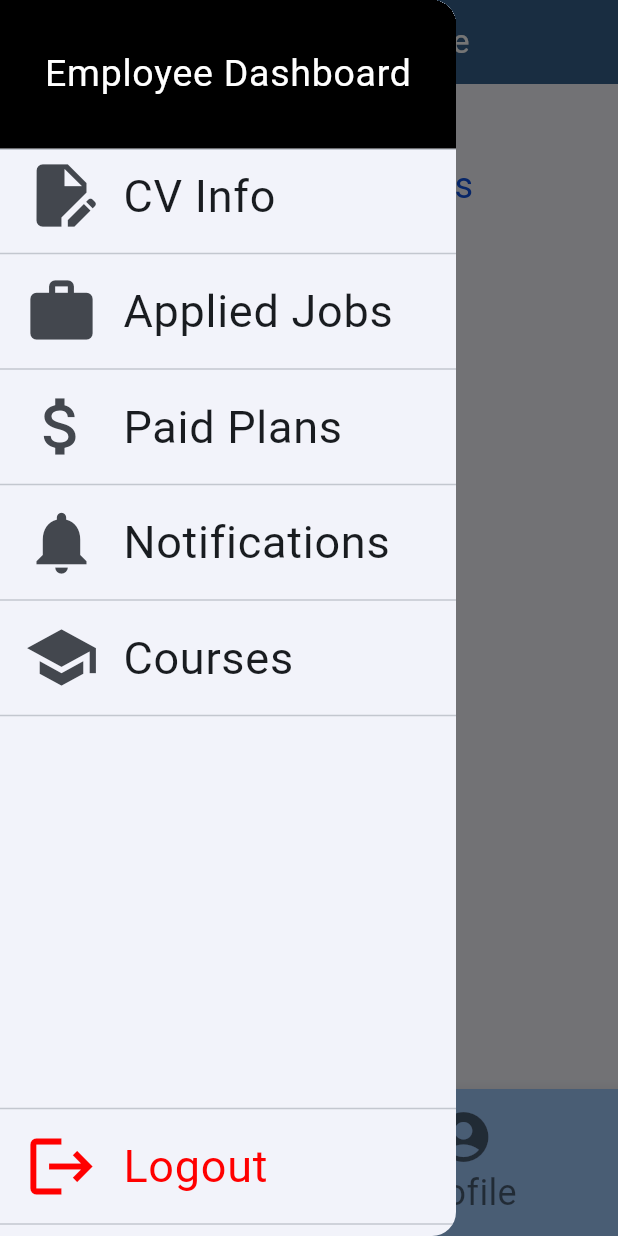
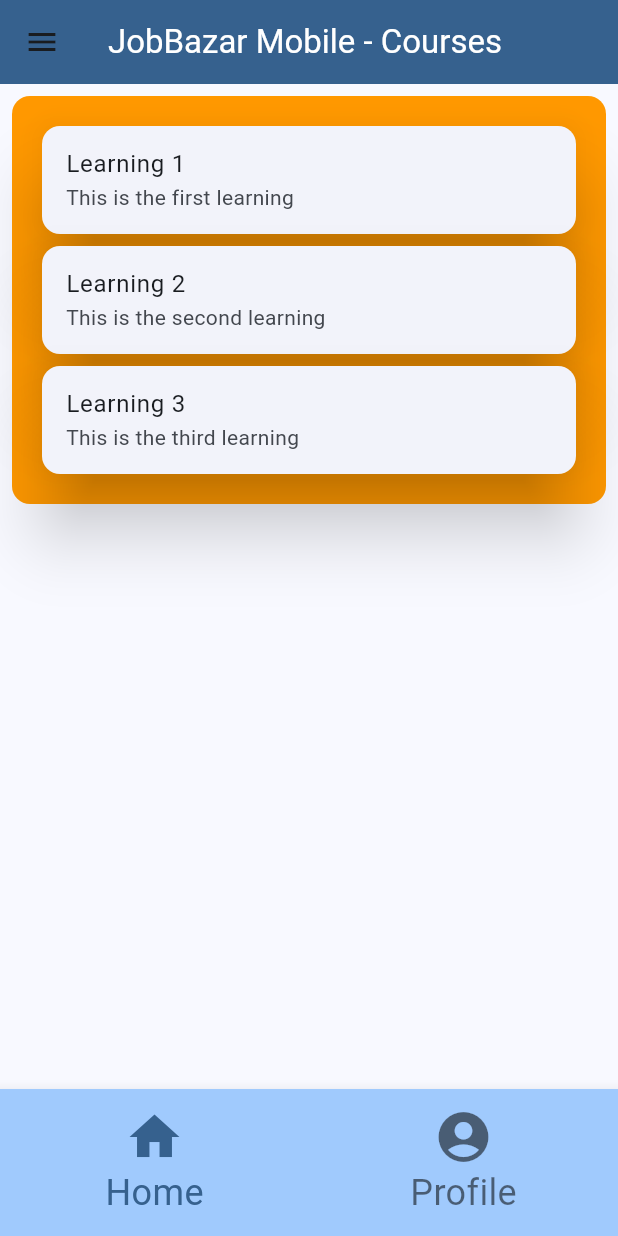
Before and after one commit to SafuGit/jobBazar-mobile, a Flutter app: the EmployeeHomeScreen screen opened by its route, in the side drawer, after a tap on "Courses", on a phone screen of 412 x 824 dp. Run offline on Flutter 3.47's test engine with Material 3 defaults, Android fonts, the phone set to English and light mode, and no system bars; accounts and stored records are empty; network calls fail.

Commit message:
feat: worked on courses page

```diff
--- a/jobbazar_mobile/lib/pages/employee/drawer_items/user_drawer.dart
+++ b/jobbazar_mobile/lib/pages/employee/drawer_items/user_drawer.dart
@@ -47,8 +47,7 @@ class UserDrawerItems extends StatelessWidget {
           leading: const Icon(Icons.school, size: 50,),
           title: const Text('Courses', style: TextStyle(fontSize: 30)),
           onTap: () {
-            // Update the state of the app
-            // ...
+            Navigator.pushReplacementNamed(context, '/employee/learning');
           },
         ),
       ],
--- /dev/null
+++ b/jobbazar_mobile/lib/pages/employee/learning/learning.dart
@@ -0,0 +1,63 @@
+import 'package:flutter/material.dart';
+import 'package:jobbazar_mobile/shared/appbar.dart';
+import 'package:jobbazar_mobile/shared/bottom_nav.dart';
+import 'package:jobbazar_mobile/shared/drawer.dart';
+
+class LearningScreen extends StatelessWidget {
+  const LearningScreen({super.key});
+
+  @override
+  Widget build(BuildContext context) {
+    return Scaffold(
+      body: Column(
+        children: [
+          Padding(
+            padding: const EdgeInsets.all(8.0),
+            child: Container(
+              decoration: BoxDecoration(
+                borderRadius: BorderRadius.circular(12.0),
+                color: Colors.orange,
+              ),
+              padding: const EdgeInsets.all(16.0),
+              child: const Column(
+                children: [
+                  Card(
+                    shadowColor: Colors.black,
+                    elevation: 20,
+                    child: ListTile(
+                      title: Text("Learning 1"),
+                      subtitle: Text("This is the first learning"),
+                    ),
+                  ),
+                  Card(
+                    shadowColor: Colors.black,
+                    elevation: 20,
+                    child: ListTile(
+                      title: Text("Learning 2"),
+                      subtitle: Text("This is the second learning"),
+                    ),
+                  ),
+                  Card(
+                    shadowColor: Colors.black,
+                    elevation: 20,
+                    child: ListTile(
+                      title: Text("Learning 3"),
+                      subtitle: Text("This is the third learning"),
+                    ),
+                  ),
+                ]
+              ),
+            ),
+          ),
+        ],
+      ),
+
+      appBar: SharedAppBar(title: "JobBazar Mobile - Courses", color: Theme.of(context).colorScheme.primary), // This is the change
+
+      drawer: const AppDrawer(),
+
+      bottomNavigationBar: const BottomNav()
+    );
+
+  }
+}
--- /dev/null
+++ b/jobbazar_mobile/lib/provider/services/job_service.dart
@@ -0,0 +1,4 @@
+
+class JobService {
+  final String apiUrl = "http://10.0.2.2:8080/api/jobs";
+}
--- a/jobbazar_mobile/lib/routes.dart
+++ b/jobbazar_mobile/lib/routes.dart
@@ -1,4 +1,5 @@
 import 'package:flutter/material.dart';
+import 'package:jobbazar_mobile/pages/employee/learning/learning.dart';
 import 'package:jobbazar_mobile/pages/login/login.dart';
 import 'package:jobbazar_mobile/pages/register/register.dart';
 import 'package:jobbazar_mobile/pages/employee/home/home.dart'; // Assume a home page exists
@@ -30,6 +31,7 @@ var appRoutes = {
   '/register': (context) => const RegisterScreen(),
   '/userHome': (context) => const EmployeeHomeScreen(title: 'JobBazar Mobile - Home',),
   '/profile': (context) => const ProfileScreen(),
+  '/employee/learning': (context) => const LearningScreen(),
 };
 
 Route<dynamic> onGenerateRoute(RouteSettings settings) {
--- a/jobbazar_mobile/lib/shared/bottom_nav.dart
+++ b/jobbazar_mobile/lib/shared/bottom_nav.dart
@@ -23,6 +23,9 @@ class BottomNav extends StatelessWidget {
 
         onTap: (int index) {
           switch (index) {
+            case 0:
+              Navigator.pushNamed(context, '/userHome');
+              break;
             case 1:
               Navigator.pushNamed(context, '/profile');
               break;
```
Also changed, not shown: jobbazar_mobile/lib/pages/register/register.dart (+8 -8 lines), jobbazar_mobile/lib/pages/employee/home/job_card.dart (added), jobbazar_mobile/lib/provider/models/job.dart (added).
